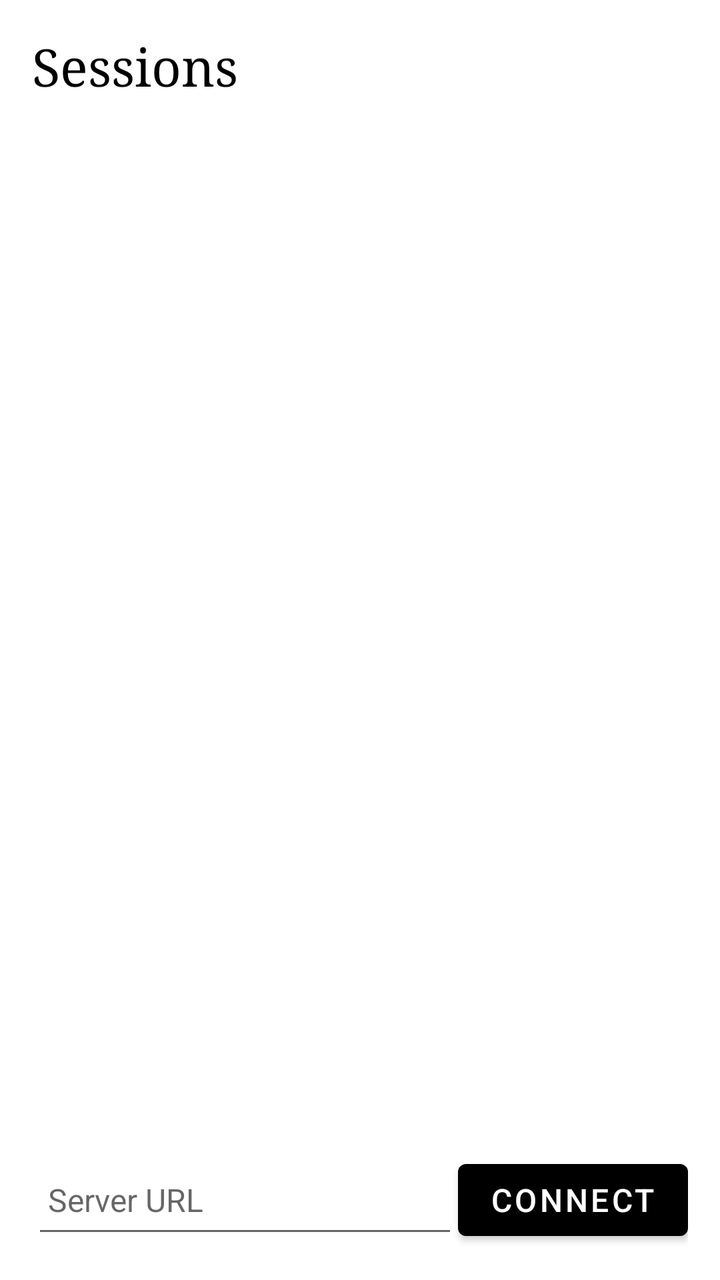
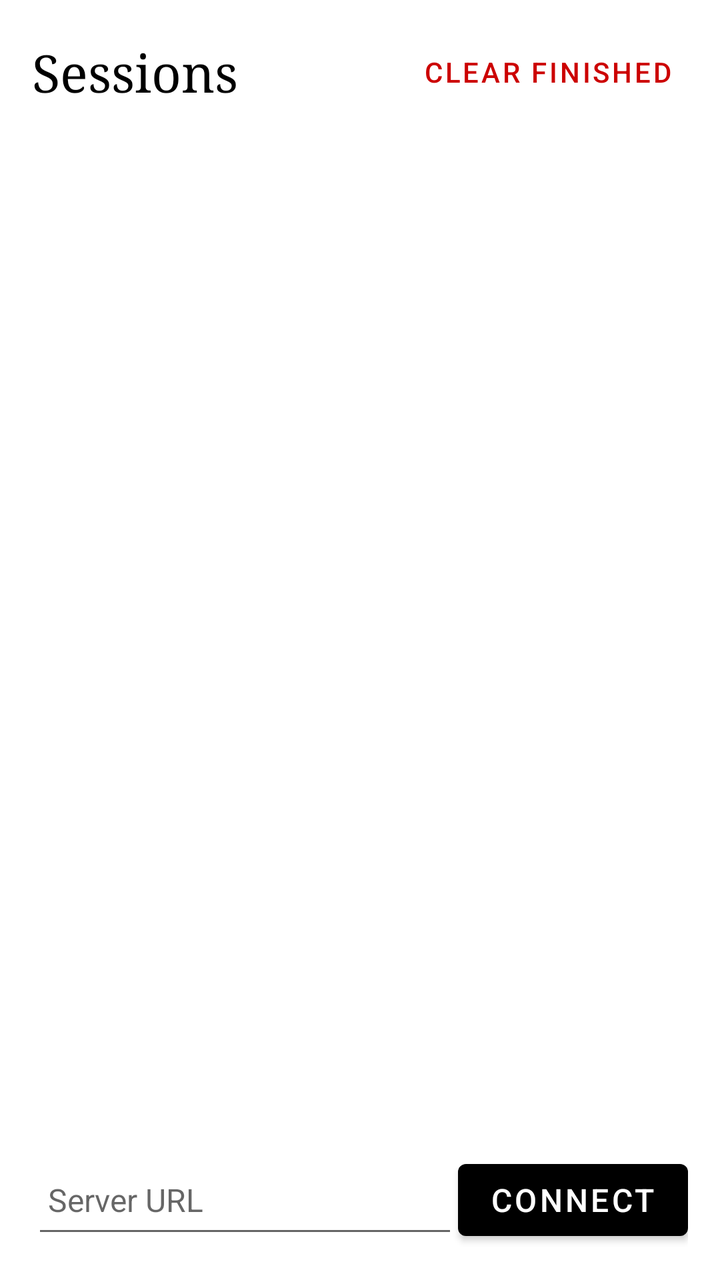

Compare the two renders of this Android layout. The source of the first and the diff that turns it into the second are given below.
<!-- AndroidManifest.xml: application theme Theme.EinkBridge -->
<!-- res/layout/activity_main.xml -->
<?xml version="1.0" encoding="utf-8"?>
<FrameLayout xmlns:android="http://schemas.android.com/apk/res/android"
    android:layout_width="match_parent"
    android:layout_height="match_parent">

    <LinearLayout
        android:id="@+id/sessionListContainer"
        android:layout_width="match_parent"
        android:layout_height="match_parent"
        android:orientation="vertical"
        android:padding="16dp">

        <TextView
            android:layout_width="match_parent"
            android:layout_height="wrap_content"
            android:text="Sessions"
            android:textSize="26sp"
            android:textColor="#000000"
            android:fontFamily="serif"
            android:paddingBottom="16dp" />

        <TextView
            android:id="@+id/serverUrl"
            android:layout_width="match_parent"
            android:layout_height="wrap_content"
            android:textSize="14sp"
            android:textColor="#333333"
            android:paddingBottom="12dp" />

        <androidx.recyclerview.widget.RecyclerView
            android:id="@+id/sessionList"
            android:layout_width="match_parent"
            android:layout_height="0dp"
            android:layout_weight="1" />

        <TextView
            android:id="@+id/emptyState"
            android:layout_width="match_parent"
            android:layout_height="0dp"
            android:layout_weight="1"
            android:gravity="center"
            android:text="No sessions yet"
            android:textSize="20sp"
            android:textColor="#999999"
            android:visibility="gone" />

        <LinearLayout
            android:layout_width="match_parent"
            android:layout_height="wrap_content"
            android:orientation="horizontal"
            android:paddingTop="12dp">

            <EditText
                android:id="@+id/serverInput"
                android:layout_width="0dp"
                android:layout_height="48dp"
                android:layout_weight="1"
                android:hint="Server URL"
                android:textSize="16sp"
                android:inputType="textUri"
                android:padding="8dp" />

            <Button
                android:id="@+id/connectBtn"
                android:layout_width="wrap_content"
                android:layout_height="48dp"
                android:text="Connect"
                android:textSize="16sp" />
        </LinearLayout>
    </LinearLayout>

    <WebView
        android:id="@+id/webView"
        android:layout_width="match_parent"
        android:layout_height="match_parent"
        android:visibility="gone" />

    
    <com.flakm.einkbridge.StrokeView
        android:id="@+id/strokeView"
        android:layout_width="match_parent"
        android:layout_height="match_parent"
        android:clickable="false"
        android:focusable="false"
        android:visibility="gone" />

    
    <LinearLayout
        android:id="@+id/penToolbar"
        android:layout_width="match_parent"
        android:layout_height="72dp"
        android:layout_gravity="bottom"
        android:orientation="horizontal"
        android:background="#FFFFFF"
        android:elevation="4dp"
        android:gravity="center_vertical"
        android:paddingStart="8dp"
        android:paddingEnd="8dp"
        android:visibility="gone">

        <SeekBar
            android:id="@+id/strokeSlider"
            android:layout_width="180dp"
            android:layout_height="48dp"
            android:layout_gravity="center_vertical"
            android:min="1"
            android:max="20"
            android:progress="5"
            android:thumbTint="#000000"
            android:progressTint="#000000"
            android:progressBackgroundTint="#CCCCCC" />

        <View
            android:layout_width="2dp"
            android:layout_height="48dp"
            android:layout_marginStart="8dp"
            android:layout_marginEnd="8dp"
            android:background="#999999" />

        
        <FrameLayout
            android:layout_width="64dp"
            android:layout_height="64dp">
            <Button
                android:id="@+id/btnPencil"
                style="?android:attr/buttonBarButtonStyle"
                android:layout_width="64dp"
                android:layout_height="64dp"
                android:text="✎"
                android:textSize="36sp"
                android:textColor="#000000" />
            <View
                android:id="@+id/dotPencil"
                android:layout_width="10dp"
                android:layout_height="10dp"
                android:layout_gravity="bottom|center_horizontal"
                android:layout_marginBottom="3dp"
                android:background="@drawable/indicator_dot"
                android:visibility="gone" />
        </FrameLayout>

        
        <FrameLayout
            android:layout_width="64dp"
            android:layout_height="64dp">
            <Button
                android:id="@+id/btnBrush"
                style="?android:attr/buttonBarButtonStyle"
                android:layout_width="64dp"
                android:layout_height="64dp"
                android:text="▓"
                android:textSize="36sp"
                android:textColor="#000000" />
            <View
                android:id="@+id/dotBrush"
                android:layout_width="10dp"
                android:layout_height="10dp"
                android:layout_gravity="bottom|center_horizontal"
                android:layout_marginBottom="3dp"
                android:background="@drawable/indicator_dot"
                android:visibility="gone" />
        </FrameLayout>

        
        <FrameLayout
            android:layout_width="64dp"
            android:layout_height="64dp">
            <Button
                android:id="@+id/btnEraser"
                style="?android:attr/buttonBarButtonStyle"
                android:layout_width="64dp"
                android:layout_height="64dp"
                android:text="⌫"
                android:textSize="36sp"
                android:textColor="#000000" />
            <View
                android:id="@+id/dotEraser"
                android:layout_width="10dp"
                android:layout_height="10dp"
                android:layout_gravity="bottom|center_horizontal"
                android:layout_marginBottom="3dp"
                android:background="@drawable/indicator_dot"
                android:visibility="gone" />
        </FrameLayout>

        
        <FrameLayout
            android:layout_width="64dp"
            android:layout_height="64dp">
            <Button
                android:id="@+id/btnLink"
                style="?android:attr/buttonBarButtonStyle"
                android:layout_width="64dp"
                android:layout_height="64dp"
                android:text="🔗"
                android:textSize="36sp"
                android:textColor="#000000" />
            <View
                android:id="@+id/dotLink"
                android:layout_width="10dp"
                android:layout_height="10dp"
                android:layout_gravity="bottom|center_horizontal"
                android:layout_marginBottom="3dp"
                android:background="@drawable/indicator_dot"
                android:visibility="gone" />
        </FrameLayout>

        
        <Button
            android:id="@+id/btnColor"
            style="?android:attr/buttonBarButtonStyle"
            android:layout_width="48dp"
            android:layout_height="48dp"
            android:text="⬤"
            android:textSize="28sp"
            android:textColor="#000000" />

        <View
            android:layout_width="2dp"
            android:layout_height="48dp"
            android:layout_marginStart="8dp"
            android:layout_marginEnd="8dp"
            android:background="#999999" />

        <Button
            android:id="@+id/btnUndo"
            style="?android:attr/buttonBarButtonStyle"
            android:layout_width="64dp"
            android:layout_height="64dp"
            android:text="↩"
            android:textSize="36sp"
            android:textColor="#000000" />

        <Button
            android:id="@+id/btnClear"
            style="?android:attr/buttonBarButtonStyle"
            android:layout_width="64dp"
            android:layout_height="64dp"
            android:text="✕"
            android:textSize="36sp"
            android:textColor="#000000" />

        <View
            android:layout_width="0dp"
            android:layout_height="1dp"
            android:layout_weight="1" />

        <Button
            android:id="@+id/btnRequestUpdate"
            android:layout_width="wrap_content"
            android:layout_height="56dp"
            android:minWidth="120dp"
            android:text="↻ Update"
            android:textSize="18sp"
            android:textColor="#FFFFFF"
            android:backgroundTint="#555555"
            android:layout_marginEnd="8dp" />

        <Button
            android:id="@+id/btnSubmit"
            android:layout_width="wrap_content"
            android:layout_height="56dp"
            android:minWidth="120dp"
            android:text="✓ Done"
            android:textSize="20sp"
            android:textColor="#FFFFFF"
            android:backgroundTint="#000000" />
    </LinearLayout>

    
    <LinearLayout
        android:id="@+id/processingOverlay"
        android:layout_width="match_parent"
        android:layout_height="wrap_content"
        android:layout_gravity="top"
        android:background="#CC000000"
        android:gravity="center"
        android:orientation="horizontal"
        android:padding="12dp"
        android:visibility="gone">

        <ProgressBar
            style="?android:attr/progressBarStyleSmall"
            android:layout_width="24dp"
            android:layout_height="24dp"
            android:indeterminateTint="#FFFFFF" />

        <TextView
            android:id="@+id/processingStatus"
            android:layout_width="wrap_content"
            android:layout_height="wrap_content"
            android:text="Processing..."
            android:textColor="#FFFFFF"
            android:textSize="16sp"
            android:layout_marginStart="8dp" />
    </LinearLayout>

</FrameLayout>
<!-- resources referenced by this layout -->
<resources>
  <!-- drawable indicator_dot (drawable) -->
  <?xml version="1.0" encoding="utf-8"?>
  <shape xmlns:android="http://schemas.android.com/apk/res/android"
      android:shape="oval">
      <solid android:color="#CC0000"/>
  </shape>
  <style name="Theme.EinkBridge" parent="Theme.MaterialComponents.Light.NoActionBar">
          <item name="colorPrimary">#000000</item>
          <item name="colorOnPrimary">#FFFFFF</item>
          <item name="android:windowBackground">#FFFFFF</item>
      </style>
</resources>

<!-- the commit's change to res/layout/activity_main.xml (unified diff, before → after) -->
@@ -10,14 +10,31 @@
         android:orientation="vertical"
         android:padding="16dp">
 
-        <TextView
+        <LinearLayout
             android:layout_width="match_parent"
             android:layout_height="wrap_content"
-            android:text="Sessions"
-            android:textSize="26sp"
-            android:textColor="#000000"
-            android:fontFamily="serif"
-            android:paddingBottom="16dp" />
+            android:orientation="horizontal"
+            android:gravity="center_vertical"
+            android:paddingBottom="16dp">
+
+            <TextView
+                android:layout_width="0dp"
+                android:layout_height="wrap_content"
+                android:layout_weight="1"
+                android:text="Sessions"
+                android:textSize="26sp"
+                android:textColor="#000000"
+                android:fontFamily="serif" />
+
+            <Button
+                android:id="@+id/btnClearSessions"
+                android:layout_width="wrap_content"
+                android:layout_height="40dp"
+                android:text="Clear finished"
+                android:textSize="14sp"
+                android:textColor="#CC0000"
+                style="?android:attr/buttonBarButtonStyle" />
+        </LinearLayout>
 
         <TextView
             android:id="@+id/serverUrl"
